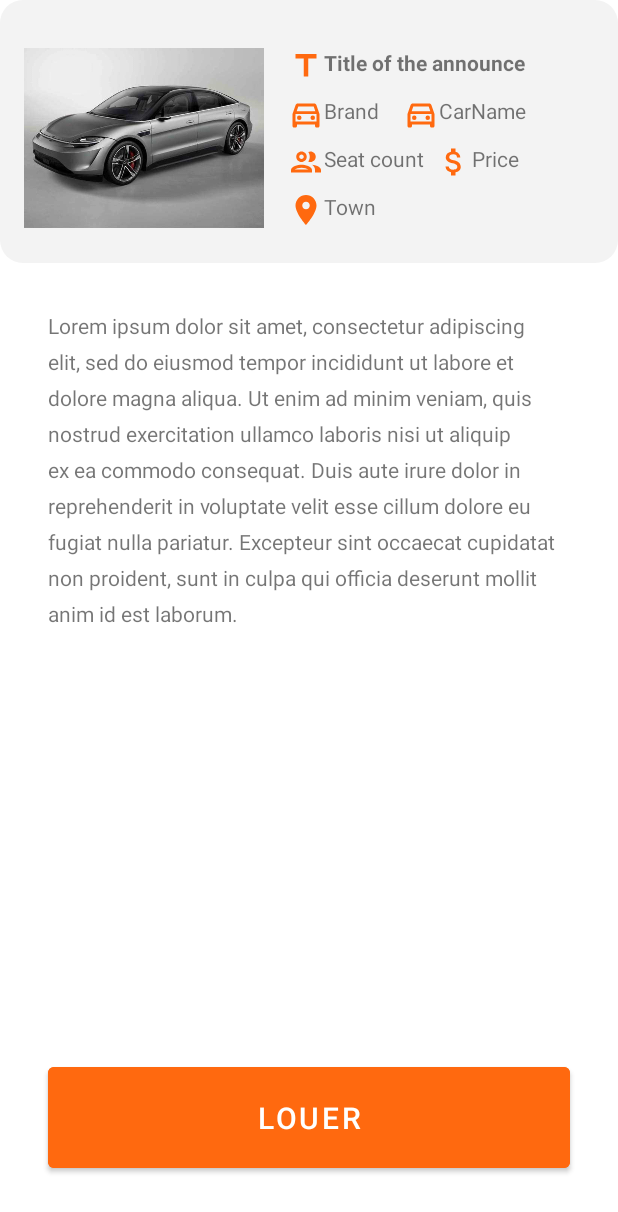
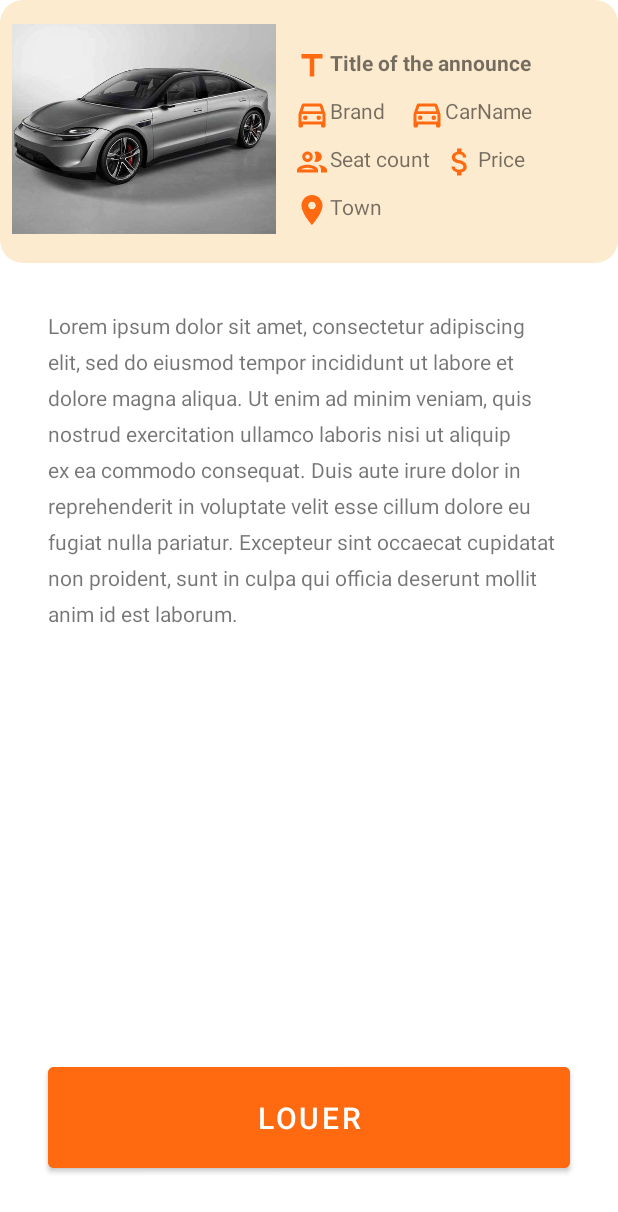
Before and after one commit to loupid/CarRentalMobile, an Android app: the layout activity_announce_details.xml on its own in the app's theme, with its tools: preview values and no code run, on a phone screen of 412 x 824 dp. Shown: the top 1212 px of the screen. Run offline under Robolectric (Android 15) with nearby library versions, the phone set to English and light mode, and no system bars.

Commit message:
design upgrade
design upgrade

```diff
--- a/app/src/main/java/com/example/carrentalmobile/Activities/AnnounceDetailsActivity.java
+++ b/app/src/main/java/com/example/carrentalmobile/Activities/AnnounceDetailsActivity.java
@@ -70,7 +70,6 @@ public class AnnounceDetailsActivity extends AppCompatActivity {
             public void onResponse(Call<ResponseBody> call, Response<ResponseBody> response) {
                 if (response.isSuccessful()) {
                     if (response.body() != null) {
-                        // display the image data in a ImageView or save it
                         Bitmap bmp = BitmapFactory.decodeStream(response.body().byteStream());
                         imageViewCar.setImageBitmap(bmp);
                     } else {
@@ -81,7 +80,7 @@ public class AnnounceDetailsActivity extends AppCompatActivity {
 
             @Override
             public void onFailure(Call<ResponseBody> call, Throwable t) {
-                // TODO
+                imageViewCar.setImageResource(R.drawable.default_car);
             }
         });
     }
--- a/app/src/main/java/com/example/carrentalmobile/recyclerview/AdapterList.java
+++ b/app/src/main/java/com/example/carrentalmobile/recyclerview/AdapterList.java
@@ -63,13 +63,15 @@ public class AdapterList extends RecyclerView.Adapter<AdapterList.MyViewHolder>
                         // display the image data in a ImageView or save it
                         Bitmap bmp = BitmapFactory.decodeStream(response.body().byteStream());
                         holder.imageViewCar.setImageBitmap(bmp);
+                    } else {
+                        holder.imageViewCar.setImageResource(R.drawable.default_car);
                     }
                 }
             }
 
             @Override
             public void onFailure(Call<ResponseBody> call, Throwable t) {
-                // TODO
+                holder.imageViewCar.setImageResource(R.drawable.default_car);
             }
         });
     }
@@ -96,7 +98,6 @@ public class AdapterList extends RecyclerView.Adapter<AdapterList.MyViewHolder>
             imageViewCar = itemView.findViewById(R.id.list_car_image);
             imgContainer = itemView.findViewById(R.id.ivCarInfos);
 
-
             itemView.setOnClickListener(v -> callback.onCarItemClick(getAdapterPosition(), imgContainer, imageViewCar, title, brand, carName, pricePerDay, numberPlace, location, description));
         }
     }
--- a/app/src/main/res/layout/activity_announce_details.xml
+++ b/app/src/main/res/layout/activity_announce_details.xml
@@ -7,11 +7,12 @@
     tools:context=".Activities.AnnounceDetailsActivity">
 
     <ImageView
-        android:transitionName="containerTN"
         android:id="@+id/ivCarInfos"
         android:layout_width="0dp"
         android:layout_height="175dp"
         android:background="@drawable/container_bg"
+        android:backgroundTint="#FDEBD0"
+        android:transitionName="containerTN"
         app:layout_constraintBottom_toBottomOf="parent"
         app:layout_constraintEnd_toEndOf="parent"
         app:layout_constraintStart_toStartOf="parent"
@@ -20,10 +21,10 @@
 
     <ImageView
         android:id="@+id/details_car_image"
-        android:layout_width="160dp"
-        android:layout_height="120dp"
-        android:layout_marginStart="16dp"
-        android:layout_marginTop="32dp"
+        android:layout_width="176dp"
+        android:layout_height="140dp"
+        android:layout_marginStart="8dp"
+        android:layout_marginTop="16dp"
         android:scaleType="centerCrop"
         android:transitionName="carTN"
         app:layout_constraintStart_toStartOf="@+id/ivCarInfos"
@@ -34,7 +35,7 @@
         android:id="@+id/tvTitle"
         android:layout_width="wrap_content"
         android:layout_height="wrap_content"
-        android:layout_marginStart="16dp"
+        android:layout_marginStart="12dp"
         android:layout_marginTop="32dp"
         android:drawableStart="@drawable/ic_outline_title_24"
         android:text="Title of the announce"
@@ -47,7 +48,7 @@
         android:id="@+id/tvBrand"
         android:layout_width="wrap_content"
         android:layout_height="wrap_content"
-        android:layout_marginStart="16dp"
+        android:layout_marginStart="12dp"
         android:layout_marginTop="8dp"
         android:drawableStart="@drawable/ic_outline_directions_car_24"
         android:text="Brand"
@@ -71,7 +72,7 @@
         android:id="@+id/tvSeatCount"
         android:layout_width="wrap_content"
         android:layout_height="wrap_content"
-        android:layout_marginStart="16dp"
+        android:layout_marginStart="12dp"
         android:layout_marginTop="8dp"
         android:drawableStart="@drawable/ic_outline_people_24"
         android:text="Seat count"
@@ -95,7 +96,7 @@
         android:id="@+id/tvTown"
         android:layout_width="wrap_content"
         android:layout_height="wrap_content"
-        android:layout_marginStart="16dp"
+        android:layout_marginStart="12dp"
         android:layout_marginTop="8dp"
         android:drawableStart="@drawable/ic_baseline_location_on_24"
         android:text="Town"
```
Also changed, not shown: app/src/main/res/layout/car_card.xml (+8 -2 lines).
